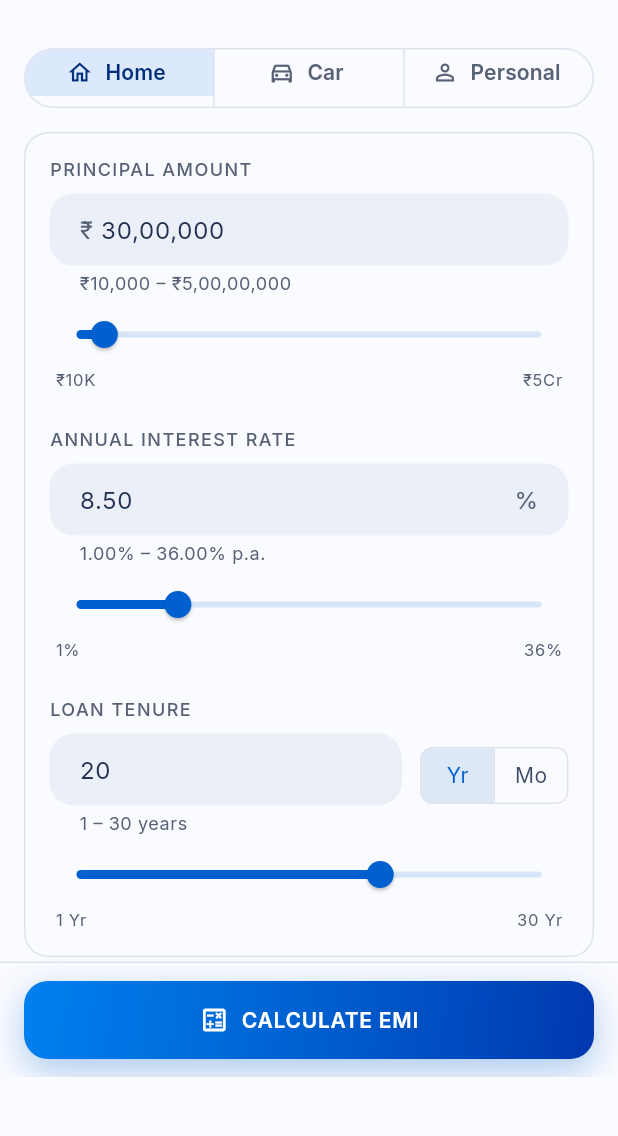
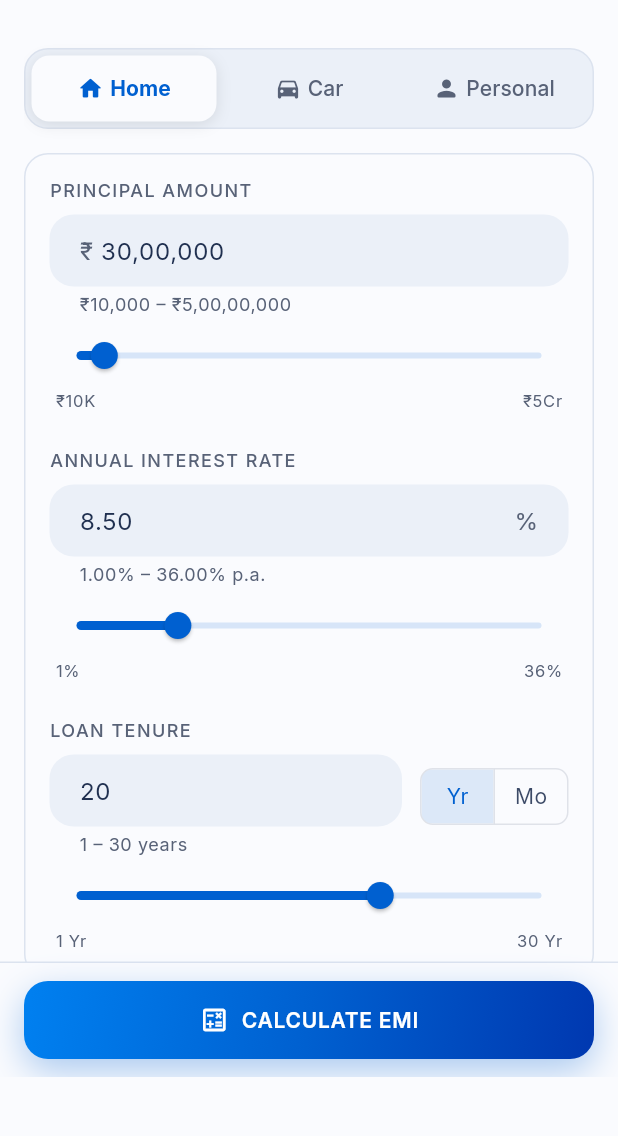
Before and after one commit to Kaushal2402/EMI-Calculator, a Flutter app: the screen it shows after launch, after a tap on "Home", on a phone screen of 412 x 824 dp, the part 72-1208 px from its top. Run offline on Flutter 3.47's test engine with Material 3 defaults, Android fonts, the phone set to English and light mode, and no system bars; drawn by our look-alikes of dynamic_color; our stand-ins replace fl_chart, flutter_riverpod, freezed_annotation, go_router, google_mobile_ads, share_plus and 1 more; missing offline and left inert: app_tracking_transparency; network calls fail.

Commit message:
feat(ui+ads): full-bleed splash, segmented-pill loan tabs, interstitial on every CALCULATE tap
Splash (client: "shows half screen, half next screen"):
- Root was a shrink-wrapped Column so the gradient only covered the content
  width — now a double.infinity container fills the screen.
- Client icon art on a shadowed rounded card, Poppins wordmark, slim white
  progress bar on the brand gradient.
- Splash → Calculator now cross-fades (_fadePage in app_router) instead of the
  platform half-and-half slide.

Loan-type tabs: LoanTypeSelector rebuilt from M3 SegmentedButton into a custom
segmented-pill control — grey track, raised white active pill in `primary`,
180ms slide, 44dp targets.

Interstitial on every CALCULATE EMI tap (client request): new
InterstitialAdController.showOnCtaTap(); the CTA calls it instead of the
every-5th boundary. kMinGapBetweenInterstitials (15s) coalesces rapid re-taps
so back-to-back full-screens don't trip AdMob policy. Results→back still uses
the every-5th maybeShowAtBoundary. NOTE: an ad on every primary action is
aggressive vs AdMob frequency guidance — see TASKS 9.1b.

Tests: splash_screen_test updated (icon art + minHeight); new showOnCtaTap
no-op test; preview harness adds a splash snapshot (settle:false + timer
drain). flutter analyze 0/0 · custom_lint clean · 252 pass / 4 skip.
Also: gitignore **/failures/ (golden diff output).

Co-Authored-By: Claude Sonnet 5 <noreply@anthropic.com>

```diff
--- a/lib/core/router/app_router.dart
+++ b/lib/core/router/app_router.dart
@@ -50,6 +50,18 @@ class ModalBottomSheetPage<T> extends Page<T> {
   }
 }
 
+/// A [Page] that cross-fades instead of the platform push/slide — used for the
+/// splash → calculator hand-off so there is no half-and-half slide.
+CustomTransitionPage<void> _fadePage(Widget child, GoRouterState state) {
+  return CustomTransitionPage<void>(
+    key: state.pageKey,
+    child: child,
+    transitionDuration: const Duration(milliseconds: 280),
+    transitionsBuilder: (context, animation, secondaryAnimation, child) =>
+        FadeTransition(opacity: animation, child: child),
+  );
+}
+
 /// The app's [GoRouter] instance (SOW §7.3).
 final GoRouter appRouter = GoRouter(
   initialLocation: AppRoutes.splash,
@@ -57,12 +69,13 @@ final GoRouter appRouter = GoRouter(
     GoRoute(
       path: AppRoutes.splash,
       name: 'splash',
-      builder: (context, state) => const SplashScreen(),
+      pageBuilder: (context, state) => _fadePage(const SplashScreen(), state),
     ),
     GoRoute(
       path: AppRoutes.calculator,
       name: 'calculator',
-      builder: (context, state) => const CalculatorScreen(),
+      pageBuilder: (context, state) =>
+          _fadePage(const CalculatorScreen(), state),
     ),
     GoRoute(
       path: AppRoutes.results,
--- a/lib/features/calculator/presentation/providers/interstitial_ad_controller.dart
+++ b/lib/features/calculator/presentation/providers/interstitial_ad_controller.dart
@@ -1,11 +1,14 @@
-/// Interstitial ad — "boundary" model (SOW §4.8, client-approved 2026-09-06).
+/// Interstitial ad controller (SOW §4.8).
 ///
-/// The persisted counter advances on **every settled recalculation**
-/// ([interstitialCounterProvider], same signal as
-/// `calculationPersistenceProvider`). The full-screen ad is only ever
-/// *presented* from [InterstitialAdController.maybeShowAtBoundary], which the
-/// CALCULATE EMI button calls just before navigating to Results — so it never
-/// interrupts slider editing (AdMob policy) and never shows on first use.
+/// Two triggers, both only ever presenting between screens (never during slider
+/// editing, per AdMob policy):
+///  * [InterstitialAdController.showOnCtaTap] — the CALCULATE EMI button. Client
+///    asked (2026-09-06) for an ad on *every* tap; a
+///    [kMinGapBetweenInterstitials] guard coalesces rapid re-taps so the
+///    account isn't flagged for stacking full-screen ads.
+///  * [InterstitialAdController.maybeShowAtBoundary] — the Results → back
+///    button, gated to every [kInterstitialEveryNCalculations]th settled
+///    recalculation ([interstitialCounterProvider]).
 library;
 
 import 'dart:async';
@@ -25,8 +28,19 @@ const String _kCalcCountKey = 'ads.calc_count';
 /// Value of [_kCalcCountKey] the last time an interstitial was shown.
 const String _kLastShownKey = 'ads.calc_count_at_last_interstitial';
 
-/// Show an interstitial once per this many settled calculations (SOW §4.8).
+/// Epoch-ms of the last interstitial actually presented (any trigger).
+const String _kLastShownAtMsKey = 'ads.interstitial_last_shown_ms';
+
+/// Show an interstitial once per this many settled calculations (SOW §4.8) —
+/// used by the Results-back boundary.
 const int kInterstitialEveryNCalculations = 5;
+
+/// Minimum gap between two interstitials, whatever the trigger. The CALCULATE
+/// EMI CTA is wired to show on *every* tap (client request, 2026-09-06); this
+/// guard stops rapid re-taps from stacking full-screen ads back-to-back, which
+/// AdMob treats as a policy violation. It is invisible in the real flow (a user
+/// cannot calculate → read Results → return → recalculate this fast).
+const Duration kMinGapBetweenInterstitials = Duration(seconds: 15);
 
 /// Owns the interstitial ad instance, the persisted calculation counter and the
 /// "is one due?" decision.
@@ -78,14 +92,41 @@ class InterstitialAdController {
   /// showed an ad, wasn't due, or had nothing loaded in time.
   Future<void> maybeShowAtBoundary() async {
     if (!enabled || !isDueAtBoundary) return;
-
-    final ad = _ad;
-    if (ad == null) {
-      // Nothing ready this window — make sure one is loading for next time.
+    if (_ad == null) {
       _retryCount = 0;
       _preload();
       return;
     }
+    await _present(recordBoundary: true);
+  }
+
+  /// Client request (2026-09-06): present an interstitial on **every** CALCULATE
+  /// EMI tap. Still only fires when [enabled], an ad is already loaded, and at
+  /// least [kMinGapBetweenInterstitials] has passed since the previous one
+  /// (rapid re-taps are coalesced — see the constant's note on AdMob policy).
+  /// Always resolves; navigation should follow regardless.
+  Future<void> showOnCtaTap() async {
+    if (!enabled) return;
+
+    final nowMs = DateTime.now().millisecondsSinceEpoch;
+    final lastMs = _prefs.getInt(_kLastShownAtMsKey) ?? 0;
+    if (nowMs - lastMs < kMinGapBetweenInterstitials.inMilliseconds) {
+      _preload();
+      return;
+    }
+    if (_ad == null) {
+      _retryCount = 0;
+      _preload();
+      return;
+    }
+    await _present(recordBoundary: false);
+  }
+
+  /// Presents the held ad and waits for dismissal. Records the show markers
+  /// *before* `show()` so a crash mid-ad can't loop it.
+  Future<void> _present({required bool recordBoundary}) async {
+    final ad = _ad;
+    if (ad == null) return;
     _ad = null;
     _retryCount = 0;
 
@@ -103,8 +144,11 @@ class InterstitialAdController {
       },
     );
 
-    // Record the show *before* presenting so a crash mid-ad can't loop it.
-    await _prefs.setInt(_kLastShownKey, _count);
+    if (recordBoundary) await _prefs.setInt(_kLastShownKey, _count);
+    await _prefs.setInt(
+      _kLastShownAtMsKey,
+      DateTime.now().millisecondsSinceEpoch,
+    );
     await ad.show();
     await dismissed.future;
   }
--- a/lib/features/calculator/presentation/screens/calculator_screen.dart
+++ b/lib/features/calculator/presentation/screens/calculator_screen.dart
@@ -86,11 +86,13 @@ class _BottomBar extends ConsumerWidget {
             icon: Icons.calculate_outlined,
             onPressed: canCalculate
                 ? () async {
-                    // Every-5th-calculation interstitial boundary (SOW §4.8,
-                    // task 7.4). Always resolves; navigation follows regardless.
+                    // Client request (2026-09-06): interstitial on every
+                    // CALCULATE EMI tap (rapid re-taps coalesced by a 15s
+                    // guard, see kMinGapBetweenInterstitials). Always resolves;
+                    // navigation follows whether or not an ad showed.
                     await ref
                         .read(interstitialAdControllerProvider)
-                        .maybeShowAtBoundary();
+                        .showOnCtaTap();
                     if (context.mounted) {
                       unawaited(context.push(AppRoutes.results));
                     }
--- a/lib/features/calculator/presentation/widgets/loan_type_selector.dart
+++ b/lib/features/calculator/presentation/widgets/loan_type_selector.dart
@@ -4,49 +4,116 @@ import 'package:emi_calculator/features/calculator/presentation/providers/select
 import 'package:flutter/material.dart';
 import 'package:flutter_riverpod/flutter_riverpod.dart';
 
-/// Segmented control for Home / Car / Personal loan (SOW §4.1, §5.2).
+/// Home / Car / Personal loan tab bar (SOW §4.1, §5.2).
 ///
-/// Height 40dp, fully-rounded 8dp corners (SOW §6.3). Switching a tab delegates
-/// to [SelectedTabNotifier.select], which resets every input to that loan
-/// type's preset defaults (AC-05).
+/// A segmented pill control: the track is `surfaceContainerHighest`, the active
+/// tab is a raised `surface` pill in the brand `primary` colour. Switching a
+/// tab delegates to [SelectedTabNotifier.select], which resets every input to
+/// that loan type's preset defaults (AC-05).
 class LoanTypeSelector extends ConsumerWidget {
   /// Creates a [LoanTypeSelector].
   const LoanTypeSelector({super.key});
 
+  static const _tabs = <(LoanType, String, IconData)>[
+    (LoanType.home, 'Home', Icons.home_rounded),
+    (LoanType.car, 'Car', Icons.directions_car_rounded),
+    (LoanType.personal, 'Personal', Icons.person_rounded),
+  ];
+
   @override
   Widget build(BuildContext context, WidgetRef ref) {
+    final scheme = Theme.of(context).colorScheme;
     final selected = ref.watch(selectedTabProvider);
 
-    return SizedBox(
-      height: AppSizes.segmentedButtonHeight,
-      child: SegmentedButton<LoanType>(
-        showSelectedIcon: false,
-        style: SegmentedButton.styleFrom(
-          tapTargetSize: MaterialTapTargetSize.shrinkWrap,
-          visualDensity: VisualDensity.compact,
-          shape: const StadiumBorder(),
-        ),
-        segments: const [
-          ButtonSegment(
-            value: LoanType.home,
-            label: Text('Home'),
-            icon: Icon(Icons.home_outlined),
-          ),
-          ButtonSegment(
-            value: LoanType.car,
-            label: Text('Car'),
-            icon: Icon(Icons.directions_car_outlined),
-          ),
-          ButtonSegment(
-            value: LoanType.personal,
-            label: Text('Personal'),
-            icon: Icon(Icons.person_outline),
-          ),
+    return Container(
+      padding: const EdgeInsets.all(kSpacingXS),
+      decoration: BoxDecoration(
+        color: scheme.surfaceContainerHighest,
+        borderRadius: BorderRadius.circular(AppSizes.radiusLG),
+        border: Border.all(color: scheme.outlineVariant),
+      ),
+      child: Row(
+        children: [
+          for (final (type, label, icon) in _tabs)
+            Expanded(
+              child: _Tab(
+                label: label,
+                icon: icon,
+                selected: type == selected,
+                onTap: () =>
+                    ref.read(selectedTabProvider.notifier).select(type),
+              ),
+            ),
         ],
-        selected: {selected},
-        onSelectionChanged: (selection) =>
-            ref.read(selectedTabProvider.notifier).select(selection.first),
       ),
     );
   }
 }
+
+class _Tab extends StatelessWidget {
+  const _Tab({
+    required this.label,
+    required this.icon,
+    required this.selected,
+    required this.onTap,
+  });
+
+  final String label;
+  final IconData icon;
+  final bool selected;
+  final VoidCallback onTap;
+
+  @override
+  Widget build(BuildContext context) {
+    final theme = Theme.of(context);
+    final scheme = theme.colorScheme;
+    final fg = selected ? scheme.primary : scheme.onSurfaceVariant;
+
+    return Semantics(
+      button: true,
+      selected: selected,
+      label: label,
+      child: GestureDetector(
+        behavior: HitTestBehavior.opaque,
+        onTap: onTap,
+        child: AnimatedContainer(
+          duration: const Duration(milliseconds: 180),
+          curve: Curves.easeOut,
+          height: 44,
+          alignment: Alignment.center,
+          decoration: BoxDecoration(
+            color: selected ? scheme.surface : Colors.transparent,
+            borderRadius: BorderRadius.circular(AppSizes.radiusMD),
+            boxShadow: selected
+                ? [
+                    BoxShadow(
+                      color: scheme.shadow.withValues(alpha: 0.10),
+                      blurRadius: 8,
+                      offset: const Offset(0, 2),
+                    ),
+                  ]
+                : null,
+          ),
+          child: Row(
+            mainAxisAlignment: MainAxisAlignment.center,
+            children: [
+              Icon(icon, size: 18, color: fg),
+              const SizedBox(width: kSpacingXS),
+              Flexible(
+                child: Text(
+                  label,
+                  maxLines: 1,
+                  overflow: TextOverflow.ellipsis,
+                  style: theme.textTheme.labelLarge?.copyWith(
+                    color: fg,
+                    fontWeight: selected ? FontWeight.w700 : FontWeight.w500,
+                  ),
+                ),
+              ),
+            ],
+          ),
+        ),
+      ),
+    );
+  }
+}
--- a/lib/features/splash/presentation/screens/splash_screen.dart
+++ b/lib/features/splash/presentation/screens/splash_screen.dart
@@ -1,5 +1,6 @@
 import 'dart:async';
 
+import 'package:emi_calculator/core/constants/app_colors.dart';
 import 'package:emi_calculator/core/constants/app_info.dart';
 import 'package:emi_calculator/core/constants/app_spacing.dart';
 import 'package:emi_calculator/core/router/app_router.dart';
@@ -8,16 +9,18 @@ import 'package:go_router/go_router.dart';
 
 /// Splash screen (SOW §5.1).
 ///
-/// App icon (80×80dp, centred), the "EMI Calculator" headline, a muted
-/// "by Softpital" by-line and a 2dp [LinearProgressIndicator], over a vertical
-/// gradient derived from the primary colour. After 1.5s it auto-navigates to
-/// `/calculator`.
+/// The app icon on a rounded card, the "EMI Calculator" wordmark, a muted
+/// "by Softpital" by-line and a slim progress bar, over the brand
+/// primary → deep-blue gradient. After 1.5s it auto-navigates to `/calculator`.
 class SplashScreen extends StatefulWidget {
   /// Creates the splash screen.
   const SplashScreen({super.key});
 
   /// How long the splash is shown before navigating on (SOW §5.1).
   static const Duration displayDuration = Duration(milliseconds: 1500);
+
+  /// Side of the icon card.
+  static const double iconSize = 104;
 
   @override
   State<SplashScreen> createState() => _SplashScreenState();
@@ -42,50 +45,72 @@ class _SplashScreenState extends State<SplashScreen> {
 
   @override
   Widget build(BuildContext context) {
-    final scheme = Theme.of(context).colorScheme;
     final textTheme = Theme.of(context).textTheme;
 
-    // SOW §5.1 calls for a "Primary 600 → Primary 800" gradient. The §6.1
-    // palette only defines a single `primary` token (no discrete 600/800
-    // steps), so both stops are derived from it: a lighter tint for the top
-    // (≈600) and a darker shade for the bottom (≈800).
-    final gradientTop = Color.lerp(scheme.primary, Colors.white, 0.12)!;
-    final gradientBottom = Color.lerp(scheme.primary, Colors.black, 0.24)!;
-
     return Scaffold(
-      body: DecoratedBox(
-        decoration: BoxDecoration(
+      body: Container(
+        width: double.infinity,
+        height: double.infinity,
+        decoration: const BoxDecoration(
           gradient: LinearGradient(
-            begin: Alignment.topCenter,
-            end: Alignment.bottomCenter,
-            colors: [gradientTop, gradientBottom],
+            begin: Alignment.topLeft,
+            end: Alignment.bottomRight,
+            colors: AppColors.brandGradient,
           ),
         ),
         child: SafeArea(
           child: Column(
             children: [
-              const Spacer(),
-              Icon(Icons.calculate, size: 80, color: scheme.onPrimary),
-              const SizedBox(height: kSpacingLG),
+              const Spacer(flex: 3),
+              Container(
+                width: SplashScreen.iconSize,
+                height: SplashScreen.iconSize,
+                decoration: BoxDecoration(
+                  borderRadius: BorderRadius.circular(AppSizes.radiusXL),
+                  boxShadow: [
+                    BoxShadow(
+                      color: Colors.black.withValues(alpha: 0.28),
+                      blurRadius: 28,
+                      offset: const Offset(0, 12),
+                    ),
+                  ],
+                ),
+                child: ClipRRect(
+                  borderRadius: BorderRadius.circular(AppSizes.radiusXL),
+                  child: Image.asset(
+                    'assets/icon/app_icon.png',
+                    fit: BoxFit.cover,
+                  ),
+                ),
+              ),
+              const SizedBox(height: kSpacing24),
               Text(
                 'EMI Calculator',
                 style: textTheme.headlineMedium?.copyWith(
-                  color: scheme.onPrimary,
-                  fontWeight: FontWeight.bold,
+                  color: Colors.white,
+                  fontWeight: FontWeight.w700,
                 ),
               ),
               const SizedBox(height: kSpacingXS),
               Text(
                 'by $kAppAuthor',
                 style: textTheme.bodyMedium?.copyWith(
-                  color: scheme.onPrimary.withValues(alpha: 0.8),
+                  color: Colors.white.withValues(alpha: 0.8),
                 ),
               ),
-              const Spacer(),
-              const SizedBox(
-                height: 2,
-                child: LinearProgressIndicator(),
+              const Spacer(flex: 3),
+              SizedBox(
+                width: 140,
+                child: ClipRRect(
+                  borderRadius: BorderRadius.circular(kSpacingXS),
+                  child: LinearProgressIndicator(
+                    minHeight: 3,
+                    backgroundColor: Colors.white.withValues(alpha: 0.24),
+                    valueColor: const AlwaysStoppedAnimation(Colors.white),
+                  ),
+                ),
               ),
+              const SizedBox(height: kSpacing40),
             ],
           ),
         ),
```
Also changed, not shown: 10 other files.
